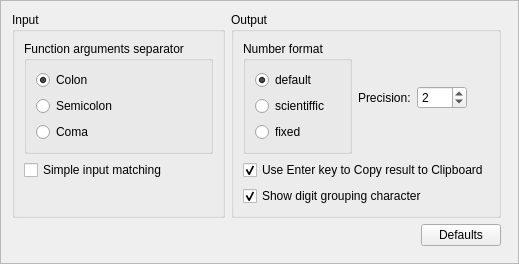
Above: ui/OptionsWidget.ui from jgeudens/MathyResurrected before the change. Below: the same form after it.
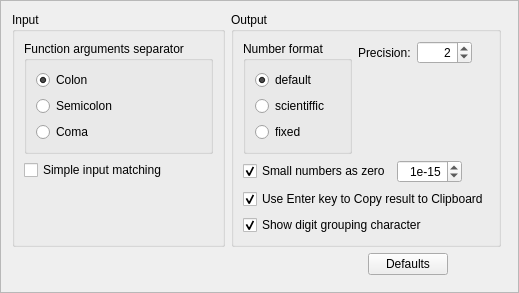
That is the form after the change.

Commit message: Small enoug numbers are now by default shown as zero. This can be adjusted through two new options in setings dialog.

```diff
--- a/ui/OptionsWidget.ui
+++ b/ui/OptionsWidget.ui
@@ -7,8 +7,8 @@
    <rect>
     <x>0</x>
     <y>0</y>
-    <width>472</width>
-    <height>236</height>
+    <width>505</width>
+    <height>266</height>
    </rect>
   </property>
   <property name="windowTitle">
@@ -20,10 +20,12 @@
   <property name="frameShadow">
    <enum>QFrame::Raised</enum>
   </property>
+  <layout class="QFormLayout" name="formLayout_8">
+   <item row="0" column="0">
+    <layout class="QFormLayout" name="formLayout_7">
+     <item row="0" column="0">
   <layout class="QFormLayout" name="formLayout_6">
    <item row="0" column="0">
-    <layout class="QFormLayout" name="formLayout_5">
-     <item row="0" column="0">
       <widget class="QGroupBox" name="groupBox_4">
        <property name="title">
         <string>Input</string>
@@ -125,10 +127,10 @@
        <property name="title">
         <string>Output</string>
        </property>
+         <layout class="QFormLayout" name="formLayout_5">
+          <item row="0" column="0">
        <layout class="QFormLayout" name="formLayout_4">
         <item row="0" column="0">
-         <layout class="QHBoxLayout" name="horizontalLayout_3">
-          <item>
            <widget class="QGroupBox" name="groupBox">
             <property name="title">
              <string>Number format</string>
@@ -188,8 +190,8 @@
             </layout>
            </widget>
           </item>
-          <item>
-           <layout class="QHBoxLayout" name="horizontalLayout_2">
+            <item row="0" column="1">
+             <layout class="QHBoxLayout" name="horizontalLayout_3">
             <item>
              <widget class="QLabel" name="label">
               <property name="text">
@@ -207,7 +209,7 @@
               </property>
               <property name="minimumSize">
                <size>
-                <width>50</width>
+                  <width>55</width>
                 <height>0</height>
                </size>
               </property>
@@ -226,6 +228,9 @@
               <property name="whatsThis">
                <string>Sets the maximal number of digits for &quot;default&quot; or minimal number of decimals for &quot;fixed&quot; and &quot;scientific&quot; output formats.</string>
               </property>
+                <property name="alignment">
+                 <set>Qt::AlignRight|Qt::AlignTrailing|Qt::AlignVCenter</set>
+                </property>
               <property name="minimum">
                <number>0</number>
               </property>
@@ -242,6 +247,57 @@
          </layout>
         </item>
         <item row="1" column="0">
+           <layout class="QHBoxLayout" name="horizontalLayout_2">
+            <item>
+             <widget class="QCheckBox" name="checkBox_ZeroTreshold">
+              <property name="toolTip">
+               <string>Enable or disable diplaying small enough numbers as zero.</string>
+              </property>
+              <property name="text">
+               <string>Small numbers as zero</string>
+              </property>
+              <property name="checked">
+               <bool>true</bool>
+              </property>
+             </widget>
+            </item>
+            <item>
+             <widget class="QSpinBox" name="spinBox_zeroTreshold">
+              <property name="minimumSize">
+               <size>
+                <width>55</width>
+                <height>0</height>
+               </size>
+              </property>
+              <property name="toolTip">
+               <string>Numbers smaller than this will be displayed as zeroes. </string>
+              </property>
+              <property name="alignment">
+               <set>Qt::AlignRight|Qt::AlignTrailing|Qt::AlignVCenter</set>
+              </property>
+              <property name="suffix">
+               <string/>
+              </property>
+              <property name="prefix">
+               <string>1e</string>
+              </property>
+              <property name="minimum">
+               <number>-200</number>
+              </property>
+              <property name="maximum">
+               <number>-3</number>
+              </property>
+              <property name="singleStep">
+               <number>1</number>
+              </property>
+              <property name="value">
+               <number>-15</number>
+              </property>
+             </widget>
+            </item>
+           </layout>
+          </item>
+          <item row="2" column="0">
          <widget class="QCheckBox" name="checkBox_UseEnterKey">
           <property name="toolTip">
            <string>If this option is enabled, pressing enter key will copy calculation result to clipboard.</string>
@@ -260,7 +316,7 @@
           </property>
          </widget>
         </item>
-        <item row="2" column="0">
+          <item row="3" column="0">
          <widget class="QCheckBox" name="checkBox_ShowGrouping">
           <property name="toolTip">
            <string>Show digit grouping character in output?</string>
@@ -280,9 +336,15 @@
          </widget>
         </item>
        </layout>
-      </widget>
-     </item>
-     <item row="1" column="0" colspan="2">
+         <zorder>checkBox_UseEnterKey</zorder>
+         <zorder>checkBox_ShowGrouping</zorder>
+         <zorder></zorder>
+         <zorder></zorder>
+        </widget>
+       </item>
+      </layout>
+     </item>
+     <item row="1" column="0">
       <layout class="QHBoxLayout" name="horizontalLayout">
        <item>
         <spacer name="horizontalSpacer">
```
Left out of the diff: 22 changed lines with no effect on the pictures. Lines whose indentation alone changed are shown as unchanged. The commit also changes 6 other files.
